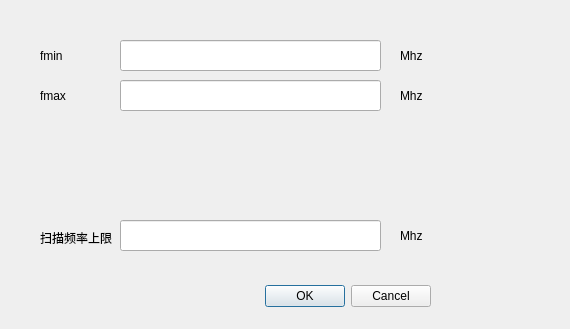
Old version of the form GUI/ui_algo_pop.ui in the repository wzmsykk/cst_tools.
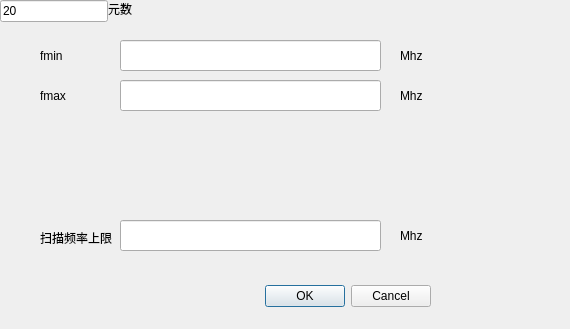
New version of the form.

Commit message: Add fixed mesh convergence analysis

```diff
--- a/GUI/ui_algo_pop.ui
+++ b/GUI/ui_algo_pop.ui
@@ -137,6 +137,12 @@
     </rect>
    </property>
   </widget>
+  <widget class="QLabel" name="meshCellsLabel">
+   <property name="text"><string>固定网格：每波长单元数</string></property>
+  </widget>
+  <widget class="QLineEdit" name="meshCellsLineEdit">
+   <property name="text"><string>20</string></property>
+  </widget>
  </widget>
  <resources/>
  <connections>
```
The commit also changes 27 other files.
